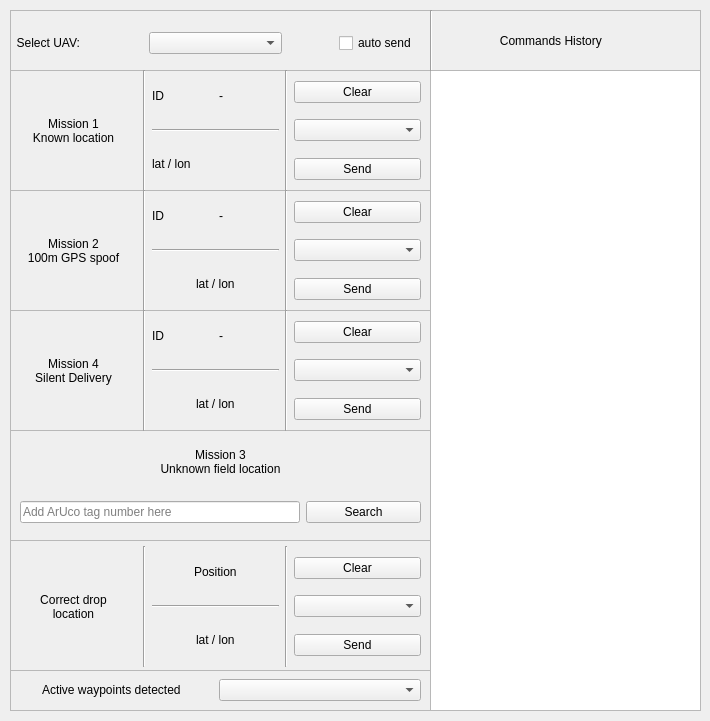
Above: sw/ground_segment/python/mark_tracker/ui/mainwindow.ui from enacuavlab/paparazzi before the change. Below: the same form after it.
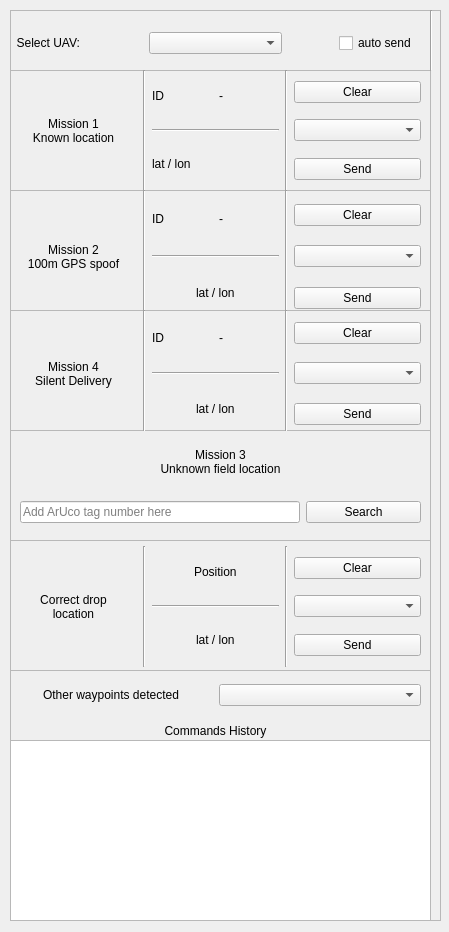
That is the form after the change.

Commit message: map tracker window more vertical

Diff of the .ui file:
```diff
--- a/sw/ground_segment/python/mark_tracker/ui/mainwindow.ui
+++ b/sw/ground_segment/python/mark_tracker/ui/mainwindow.ui
@@ -6,8 +6,8 @@
    <rect>
     <x>0</x>
     <y>0</y>
-    <width>710</width>
-    <height>721</height>
+    <width>449</width>
+    <height>932</height>
    </rect>
   </property>
   <property name="windowTitle">
@@ -18,8 +18,8 @@
     <rect>
      <x>10</x>
      <y>10</y>
-     <width>691</width>
-     <height>701</height>
+     <width>431</width>
+     <height>911</height>
     </rect>
    </property>
    <property name="frameShape">
@@ -166,7 +166,7 @@
       <x>0</x>
       <y>420</y>
       <width>421</width>
-      <height>281</height>
+      <height>491</height>
      </rect>
     </property>
     <property name="frameShape">
@@ -542,16 +542,19 @@
        <x>0</x>
        <y>240</y>
        <width>411</width>
-       <height>41</height>
+       <height>51</height>
       </rect>
      </property>
      <layout class="QGridLayout" name="gridLayout_s3_active_wps">
+      <property name="verticalSpacing">
+       <number>6</number>
+      </property>
       <item row="1" column="0">
        <layout class="QVBoxLayout" name="verticalLayout_label_active">
         <item alignment="Qt::AlignHCenter|Qt::AlignVCenter">
          <widget class="QLabel" name="label_active_wps">
           <property name="text">
-           <string>Active waypoints detected</string>
+           <string>Other waypoints detected</string>
           </property>
          </widget>
         </item>
@@ -618,6 +621,39 @@
       </item>
      </layout>
     </widget>
+    <widget class="QTextBrowser" name="commands">
+     <property name="geometry">
+      <rect>
+       <x>0</x>
+       <y>310</y>
+       <width>421</width>
+       <height>181</height>
+      </rect>
+     </property>
+     <property name="html">
+      <string>&lt;!DOCTYPE HTML PUBLIC &quot;-//W3C//DTD HTML 4.0//EN&quot; &quot;http://www.w3.org/TR/REC-html40/strict.dtd&quot;&gt;
+&lt;html&gt;&lt;head&gt;&lt;meta name=&quot;qrichtext&quot; content=&quot;1&quot; /&gt;&lt;style type=&quot;text/css&quot;&gt;
+p, li { white-space: pre-wrap; }
+&lt;/style&gt;&lt;/head&gt;&lt;body style=&quot; font-family:'Sans Serif'; font-size:9pt; font-weight:400; font-style:normal;&quot;&gt;
+&lt;p align=&quot;justify&quot; style=&quot;-qt-paragraph-type:empty; margin-top:0px; margin-bottom:0px; margin-left:0px; margin-right:0px; -qt-block-indent:0; text-indent:0px; font-family:'Ubuntu'; font-size:11pt;&quot;&gt;&lt;br /&gt;&lt;/p&gt;&lt;/body&gt;&lt;/html&gt;</string>
+     </property>
+    </widget>
+    <widget class="QLabel" name="label">
+     <property name="geometry">
+      <rect>
+       <x>0</x>
+       <y>290</y>
+       <width>411</width>
+       <height>21</height>
+      </rect>
+     </property>
+     <property name="text">
+      <string>Commands History</string>
+     </property>
+     <property name="alignment">
+      <set>Qt::AlignCenter</set>
+     </property>
+    </widget>
    </widget>
    <widget class="QFrame" name="frame_s1">
     <property name="geometry">
@@ -893,7 +929,7 @@
        <x>0</x>
        <y>0</y>
        <width>411</width>
-       <height>121</height>
+       <height>133</height>
       </rect>
      </property>
      <layout class="QGridLayout" name="gridLayout_s2">
@@ -1172,7 +1208,7 @@
        <x>0</x>
        <y>0</y>
        <width>411</width>
-       <height>121</height>
+       <height>127</height>
       </rect>
      </property>
      <layout class="QGridLayout" name="gridLayout_s4">
@@ -1417,24 +1453,6 @@
      </layout>
     </widget>
    </widget>
-   <widget class="QTextBrowser" name="commands">
-    <property name="geometry">
-     <rect>
-      <x>420</x>
-      <y>60</y>
-      <width>271</width>
-      <height>641</height>
-     </rect>
-    </property>
-    <property name="html">
-     <string>&lt;!DOCTYPE HTML PUBLIC &quot;-//W3C//DTD HTML 4.0//EN&quot; &quot;http://www.w3.org/TR/REC-html40/strict.dtd&quot;&gt;
-&lt;html&gt;&lt;head&gt;&lt;meta name=&quot;qrichtext&quot; content=&quot;1&quot; /&gt;&lt;meta charset=&quot;utf-8&quot; /&gt;&lt;style type=&quot;text/css&quot;&gt;
-p, li { white-space: pre-wrap; }
-hr { height: 1px; border-width: 0; }
-&lt;/style&gt;&lt;/head&gt;&lt;body style=&quot; font-family:'Ubuntu'; font-size:11pt; font-weight:400; font-style:normal;&quot;&gt;
-&lt;p align=&quot;justify&quot; style=&quot;-qt-paragraph-type:empty; margin-top:0px; margin-bottom:0px; margin-left:0px; margin-right:0px; -qt-block-indent:0; text-indent:0px;&quot;&gt;&lt;br /&gt;&lt;/p&gt;&lt;/body&gt;&lt;/html&gt;</string>
-    </property>
-   </widget>
    <widget class="Line" name="line_14">
     <property name="geometry">
      <rect>
@@ -1457,15 +1475,7 @@
       <height>61</height>
      </rect>
     </property>
-    <layout class="QVBoxLayout" name="verticalLayout">
-     <item>
-      <widget class="QLabel" name="label">
-       <property name="text">
-        <string>                     Commands History</string>
-       </property>
-      </widget>
-     </item>
-    </layout>
+    <layout class="QVBoxLayout" name="verticalLayout"/>
    </widget>
   </widget>
  </widget>
```
Left out of the diff: 8 changed lines with no effect on the pictures. The commit also changes 1 other file.
